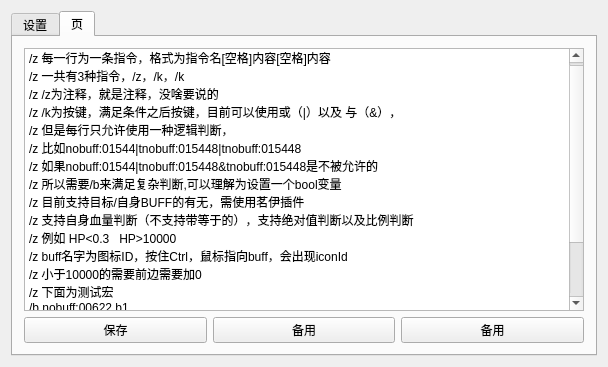
First picture: the form in window.ui, repository 851896022/SuperMacros, before the edit.
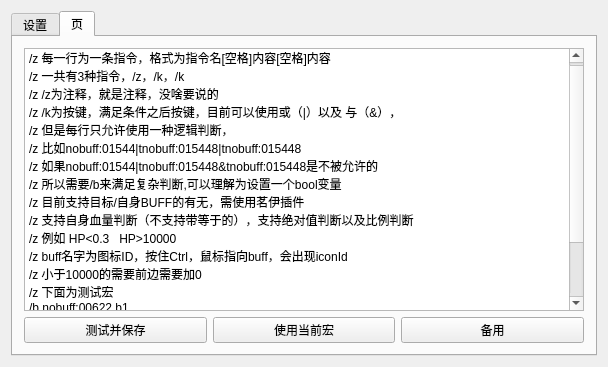
Second picture: the form after the edit.

Diff of the .ui file:
```diff
--- a/window.ui
+++ b/window.ui
@@ -142,14 +142,14 @@
           <item>
            <widget class="QPushButton" name="btnSave">
             <property name="text">
-             <string>保存</string>
+             <string>测试并保存</string>
             </property>
            </widget>
           </item>
           <item>
            <widget class="QPushButton" name="btn3">
             <property name="text">
-             <string>备用</string>
+             <string>使用当前宏</string>
             </property>
            </widget>
           </item>
```
